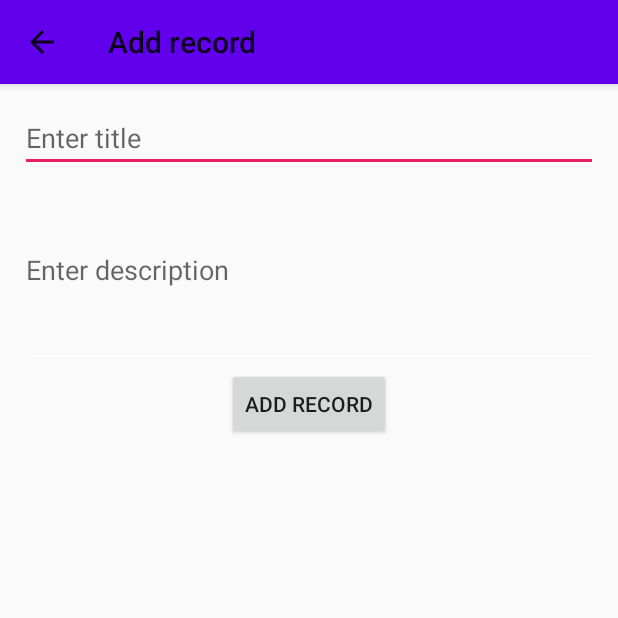
After one commit to SagarBChauhan/All-Paracticals, an Android app: the AddCountryActivity screen opened directly, with no data from a screen before it, on a phone screen of 412 x 824 dp, the top half of it. The commit adds this screen. Run offline under Robolectric (Android 15) with nearby library versions, the phone set to English and light mode, and no system bars; our stand-ins replace ButterKnife, sdp/ssp sizes.

Commit message:
Local database implementation using SQLiteOpenHelper

```diff
--- /dev/null
+++ b/app/src/main/java/com/allpracticals/AddCountryActivity.java
@@ -0,0 +1,57 @@
+package com.allpracticals;
+
+import android.annotation.SuppressLint;
+import android.content.Intent;
+import android.os.Bundle;
+
+import androidx.appcompat.app.AppCompatActivity;
+import androidx.appcompat.widget.AppCompatButton;
+import androidx.appcompat.widget.AppCompatEditText;
+
+import java.util.Objects;
+
+import butterknife.BindView;
+import butterknife.ButterKnife;
+import butterknife.OnClick;
+
+public class AddCountryActivity extends AppCompatActivity {
+
+    @SuppressLint("NonConstantResourceId")
+    @BindView(R.id.et_subject)
+    AppCompatEditText et_subject;
+    @SuppressLint("NonConstantResourceId")
+    @BindView(R.id.et_description)
+    AppCompatEditText et_description;
+    @SuppressLint("NonConstantResourceId")
+    @BindView(R.id.btn_add_record)
+    AppCompatButton btn_add_record;
+    DBManager dbManager;
+
+    @Override
+    protected void onCreate(Bundle savedInstanceState) {
+        super.onCreate(savedInstanceState);
+        setContentView(R.layout.activity_add_country);
+        init();
+        initDB();
+    }
+
+    private void init() {
+        ButterKnife.bind(this);
+    }
+
+    private void initDB() {
+        dbManager = new DBManager(this);
+        dbManager.open();
+    }
+
+    @SuppressLint("NonConstantResourceId")
+    @OnClick(R.id.btn_add_record)
+    public void onClickAction() {
+        final String name = Objects.requireNonNull(et_subject.getText()).toString();
+        final String desc = Objects.requireNonNull(et_description.getText()).toString();
+
+        dbManager.insert(name, desc);
+        startActivity(new Intent(this, CountryListActivity.class).setFlags(Intent.FLAG_ACTIVITY_CLEAR_TOP));
+    }
+
+}
--- /dev/null
+++ b/app/src/main/java/com/allpracticals/DBManager.java
@@ -0,0 +1,54 @@
+package com.allpracticals;
+
+import android.content.ContentValues;
+import android.content.Context;
+import android.database.Cursor;
+import android.database.SQLException;
+import android.database.sqlite.SQLiteDatabase;
+
+public class DBManager {
+    private final Context context;
+    private DatabaseHelper databaseHelper;
+    private SQLiteDatabase database;
+
+    public DBManager(Context context) {
+        this.context = context;
+    }
+
+    public DBManager open() throws SQLException {
+        databaseHelper = new DatabaseHelper(context);
+        database = databaseHelper.getWritableDatabase();
+        return this;
+    }
+
+    public void close() {
+        databaseHelper.close();
+    }
+
+    public void insert(String name, String desc) {
+        ContentValues contentValues = new ContentValues();
+        contentValues.put(DatabaseHelper.SUBJECT, name);
+        contentValues.put(DatabaseHelper.DESC, desc);
+        database.insert(DatabaseHelper.TABLE_NAME, null, contentValues);
+    }
+
+    public Cursor fetch() {
+        String[] columns = new String[]{DatabaseHelper._ID, DatabaseHelper.SUBJECT, DatabaseHelper.DESC};
+        Cursor cursor = database.query(DatabaseHelper.TABLE_NAME, columns, null, null, null, null, null);
+        if (cursor != null) {
+            cursor.moveToFirst();
+        }
+        return cursor;
+    }
+
+    public int update(long _id, String name, String desc) {
+        ContentValues contentValues = new ContentValues();
+        contentValues.put(DatabaseHelper.SUBJECT, name);
+        contentValues.put(DatabaseHelper.DESC, desc);
+        return database.update(DatabaseHelper.TABLE_NAME, contentValues, DatabaseHelper._ID + "=" + _id, null);
+    }
+
+    public void delete(long _id) {
+        database.delete(DatabaseHelper.TABLE_NAME, DatabaseHelper._ID + "=" + _id, null);
+    }
+}
--- /dev/null
+++ b/app/src/main/java/com/allpracticals/DatabaseHelper.java
@@ -0,0 +1,35 @@
+package com.allpracticals;
+
+import android.content.Context;
+import android.database.sqlite.SQLiteDatabase;
+import android.database.sqlite.SQLiteOpenHelper;
+
+import androidx.annotation.Nullable;
+
+public class DatabaseHelper extends SQLiteOpenHelper {
+
+    public static final String TABLE_NAME = "COUNTRIES";
+    public static final String _ID = "_id";
+    public static final String SUBJECT = "subject";
+    public static final String DESC = "description";
+    static final String DB_NAME = "COUNTRIES.DB";
+    static final int DB_VERSION = 1;
+
+    private static final String CREATE_TABLE = "create table " + TABLE_NAME + " (" + _ID + " INTEGER PRIMARY KEY AUTOINCREMENT, " + SUBJECT + " TEXT NOT NULL, " + DESC + " TEXT);";
+
+
+    public DatabaseHelper(@Nullable Context context) {
+        super(context, DB_NAME, null, DB_VERSION);
+    }
+
+    @Override
+    public void onCreate(SQLiteDatabase db) {
+        db.execSQL(CREATE_TABLE);
+    }
+
+    @Override
+    public void onUpgrade(SQLiteDatabase db, int oldVersion, int newVersion) {
+        db.execSQL("DROP TABLE IF EXISTS " + TABLE_NAME);
+        onCreate(db);
+    }
+}
--- /dev/null
+++ b/app/src/main/res/layout/activity_add_country.xml
@@ -0,0 +1,32 @@
+<?xml version="1.0" encoding="utf-8"?>
+<androidx.appcompat.widget.LinearLayoutCompat xmlns:android="http://schemas.android.com/apk/res/android"
+    xmlns:tools="http://schemas.android.com/tools"
+    android:layout_width="match_parent"
+    android:layout_height="match_parent"
+    android:orientation="vertical"
+    android:padding="@dimen/_10sdp"
+    tools:context=".AddCountryActivity">
+
+    <androidx.appcompat.widget.AppCompatEditText
+        android:id="@+id/et_subject"
+        android:layout_width="match_parent"
+        android:layout_height="wrap_content"
+        android:ems="10"
+        android:hint="@string/enter_title" />
+
+    <androidx.appcompat.widget.AppCompatEditText
+        android:id="@+id/et_description"
+        android:layout_width="match_parent"
+        android:layout_height="wrap_content"
+        android:ems="10"
+        android:hint="@string/enter_desc"
+        android:inputType="textMultiLine"
+        android:minLines="5" />
+
+    <androidx.appcompat.widget.AppCompatButton
+        android:id="@+id/btn_add_record"
+        android:layout_width="wrap_content"
+        android:layout_height="wrap_content"
+        android:layout_gravity="center"
+        android:text="@string/add_record" />
+</androidx.appcompat.widget.LinearLayoutCompat>
--- a/app/src/main/res/menu/nav_menu.xml
+++ b/app/src/main/res/menu/nav_menu.xml
@@ -38,6 +38,10 @@
                     android:id="@+id/nav_menu_retrofit"
                     android:icon="@drawable/ic_baseline_settings_system_daydream_24"
                     android:title="@string/nav_item_retrofit" />
+                <item
+                    android:id="@+id/nav_menu_sqLiteDB"
+                    android:icon="@drawable/ic_baseline_settings_system_daydream_24"
+                    android:title="@string/nav_item_sqLiteDB" />
             </group>
         </menu>
     </item>
--- a/app/src/main/res/values/strings.xml
+++ b/app/src/main/res/values/strings.xml
@@ -84,4 +84,13 @@
     <string name="msg_password_not_matched"><![CDATA[\"Password & Confirm password not matched \"]]></string>
     <string name="nav_item_retrofit">Retrofit</string>
     <string name="api_response_text">API Response text.</string>
+    <string name="empty_list_text">No record found</string>
+    <string name="tv_id">Id</string>
+    <string name="add_record">Add record</string>
+    <string name="enter_title">Enter title</string>
+    <string name="enter_desc">Enter description</string>
+    <string name="nav_item_sqLiteDB">sqLite DB</string>
+    <string name="update_country">Update Country</string>
+    <string name="btn_update">Update</string>
+    <string name="btn_delete">Delete</string>
 </resources>
```
Also changed, not shown: app/src/main/AndroidManifest.xml (+15 -1 lines), app/src/main/java/com/allpracticals/CountryListActivity.java (added, +90 -0 lines), app/src/main/java/com/allpracticals/MainActivity.java (+35 -24 lines), app/src/main/java/com/allpracticals/UpdateCountry.java (added, +104 -0 lines), app/src/main/res/drawable/ic_baseline_add_24.xml (added, +10 -0 lines), app/src/main/res/layout/activity_country_list.xml (added, +21 -0 lines), app/src/main/res/layout/activity_update_country.xml (added, +50 -0 lines), app/src/main/res/layout/list_country.xml (added, +44 -0 lines), app/src/main/res/menu/menu.xml (added, +10 -0 lines).
